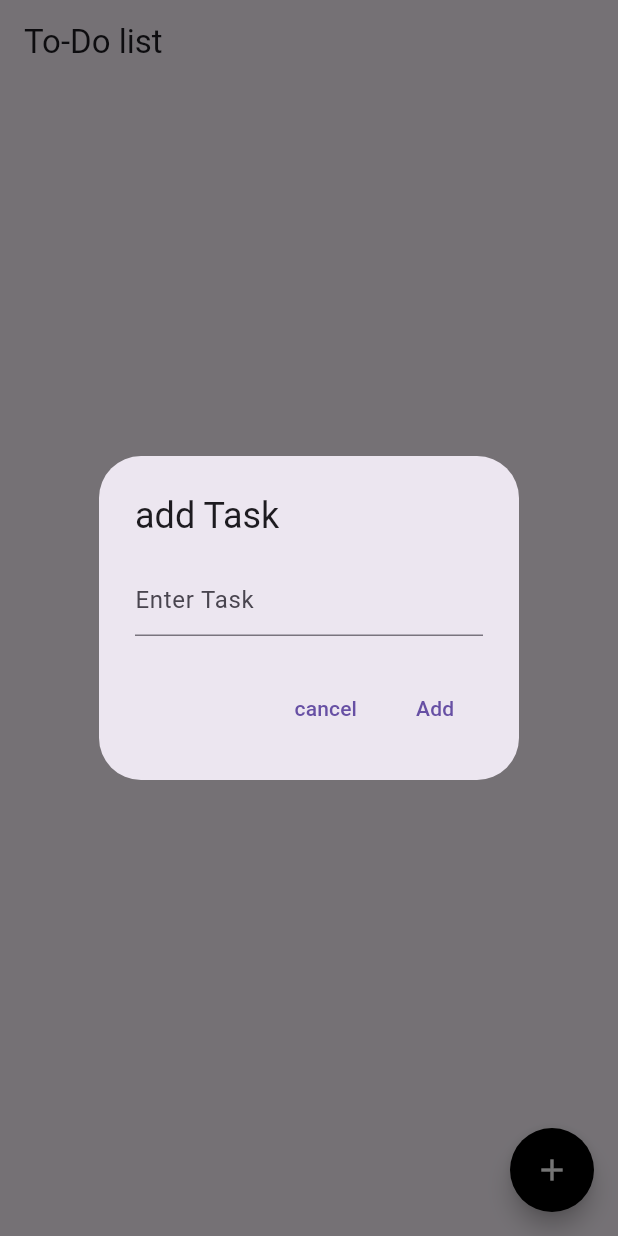
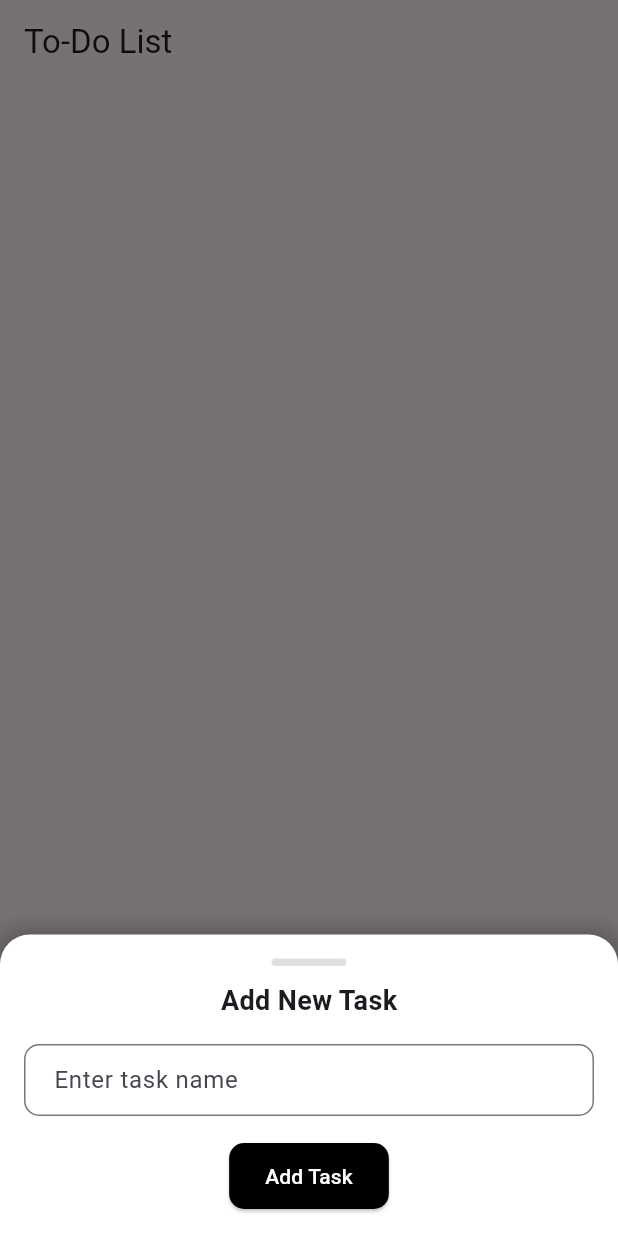
Before and after one commit to sudeisf/todo_mobile_app, a Flutter app: the screen it shows after launch, after a tap on the "add" icon, on a phone screen of 412 x 824 dp. Run offline on Flutter 3.47's test engine with Material 3 defaults, Android fonts, the phone set to English and light mode, and no system bars; our stand-ins replace shared_preferences.

Commit message:
adding custom bottom sheet and applying best practice folder structures

```diff
--- a/lib/main.dart
+++ b/lib/main.dart
@@ -1,10 +1,10 @@
+import 'package:flutter/material.dart';
+import 'screens/todo_screen.dart'; // Import your To-Do screen file
 
-
-import "package:flutter/material.dart";
-import 'package:shared_preferences/shared_preferences.dart';
-
-
-void main () => runApp(MyApp());
+void main() {
+  WidgetsFlutterBinding.ensureInitialized(); // Ensure Flutter is initialized before running
+  runApp(MyApp());
+}
 
 class MyApp extends StatelessWidget {
   @override
@@ -12,195 +12,10 @@ class MyApp extends StatelessWidget {
     return MaterialApp(
       debugShowCheckedModeBanner: false,
       title: "To-Do App",
-      theme: ThemeData(primarySwatch: Colors.blue),
-      home: TodoScreen(),
+      theme: ThemeData(
+        primarySwatch: Colors.blue, // Theme color
+      ),
+      home: TodoScreen(), // Load the main To-Do screen
     );
   }
 }
-
-
-class TodoScreen extends StatefulWidget {
-   @override
-   _TodoScreenState createState () => _TodoScreenState();
-
-
-  }
-
-
-  class _TodoScreenState extends State<TodoScreen> {
-
-      List<String> _tasks = [] ;
-      List<bool> _isSelectedList = [false ,false, false];
-      bool _isSelectionModeActive = false ;
-
-      void _togleSlectionMode() {
-        setState(() {
-          _isSelectionModeActive = !_isSelectionModeActive ;
-          if(!_isSelectionModeActive) {
-            _isSelectedList = List.filled(_isSelectedList.length, false);
-          }
-        });
-      }
-
-      void _toggleSelection(int index) {
-          setState(() {
-            _isSelectedList[index] = ! _isSelectedList[index] ;
-          });
-      }
-
-      void _exitSelectionMode() {
-        setState(() {
-          _isSelectionModeActive = false; // Exit selection mode
-          _isSelectedList = List.filled(_isSelectedList.length, false); // Clear all selections
-        });
-      }
-
-      TextEditingController _taskController = TextEditingController() ;
-      void _showAddTaskDialog() {
-        showDialog(
-          context: context,
-          builder: (BuildContext context) {
-            return AlertDialog(
-              title: Text("add Task"),
-              content: TextField(
-                controller: _taskController,
-                decoration: InputDecoration(hintText: "Enter Task"),
-              ),
-              actions: [
-                TextButton(
-                    child: Text("cancel"),
-                    onPressed: (){
-                      Navigator.of(context).pop();
-                      _taskController.clear();
-                      }
-            ),
-                TextButton(
-                child: Text("Add"),
-                onPressed: (){
-                  if(_taskController.text.isNotEmpty) {
-                     setState(() {
-                      _addTask(_taskController.text);
-                      _isSelectedList.add(false);
-            });
-            Navigator.of(context).pop();
-            _taskController.clear();
-            }
-            },
-
-            ),
-
-              ]
-            );
-
-          }
-        );
-      }
-
-      void _loadTasks() async {
-        SharedPreferences prefs = await SharedPreferences.getInstance();
-        setState(() {
-          _tasks = prefs.getStringList('tasks') ?? [];
-        });
-      }
-
-      void _saveTasks () async {
-        SharedPreferences prefs = await SharedPreferences.getInstance();
-        prefs.setStringList("tasks", _tasks);
-      }
-
-      void _addTask(String task) {
-        setState(() {
-          _tasks.add(task);
-        });
-        _saveTasks();
-      }
-
-      void _removeTask(int index) {
-        setState(() {
-          _tasks.removeAt(index);
-        });
-        _saveTasks();
-      }
-      @override
-      void initState() {
-        super.initState();
-        _loadTasks(); // Load saved tasks when the app starts
-      }
-
-
-      @override
-      Widget build(BuildContext context) {
-    // TODO: implement build
-    return Scaffold(
-      appBar: AppBar(
-        title: Text("To-Do list"),
-        actions: [
-          if (_isSelectionModeActive)
-            IconButton(
-              icon: Icon(Icons.done),
-              onPressed: _exitSelectionMode, // Exit selection mode
-            ),
-        ],
-      ),
-
-      body: ListView.builder(
-        itemCount: _tasks.length,
-        padding: EdgeInsets.all(10),
-
-        itemBuilder: (context , index) {
-          return Column(
-            children: [
-          ListTile(
-          title: Text(_tasks[index][0].toUpperCase() + _tasks[index].substring(1) ,style: TextStyle(
-            fontSize: 16,
-            color: Colors.white,
-            fontFamily: 'Roboto',
-            fontStyle: FontStyle.normal,
-          )),
-          selected: _isSelectedList[index],
-          tileColor: Colors.black,
-          trailing: IconButton(
-          icon: Icon(Icons.delete , color: Colors.white54),
-          onPressed: () {
-          setState(() {
-          _removeTask(index);
-          });
-          },
-          ),
-          selectedTileColor: Colors.red[900],
-          shape: RoundedRectangleBorder(
-          borderRadius: BorderRadius.circular(10)
-          ),
-          contentPadding: EdgeInsets.all(16),
-          dense: true,
-            onTap: () {
-            if(_isSelectionModeActive){
-              _toggleSelection(index);
-            }
-            },
-            onLongPress: () {
-                if(!_isSelectionModeActive){
-                  _togleSlectionMode();
-                  _toggleSelection(index);
-                }
-            },
-
-
-          ),
-              SizedBox(height: 10,)
-            ],
-          );
-        },
-      ),
-      floatingActionButton: FloatingActionButton(
-        onPressed: _showAddTaskDialog,
-        child: Icon(
-          Icons.add,
-          color: Colors.white,
-        ),
-        backgroundColor: Colors.black,
-        shape: CircleBorder(),
-      ),
-    );
-  }
-  }
--- /dev/null
+++ b/lib/models/tasks.dart
@@ -0,0 +1,21 @@
+
+
+class Task {
+  String title;
+  bool isCompleted ;
+
+  Task({required this.title, this.isCompleted = false});
+
+  // Convert Task object to Map for SharedPreferences storage
+  Map<String, dynamic> toJson () {
+    return {
+      'title' : title ,
+      'isCompleted' : isCompleted
+    };
+  }
+
+  // Convert Map to Task object
+  factory Task.fromJson (Map<String , dynamic> json) {
+    return Task(title: json['title'] ,isCompleted: json['isCompleted']);
+  }
+}
--- /dev/null
+++ b/lib/screens/todo_screen.dart
@@ -0,0 +1,133 @@
+// lib/screens/todo_screen.dart
+import 'package:flutter/material.dart';
+import '../models/tasks.dart';
+import '../services/task_service.dart';
+import '../widgets/task_tile.dart';
+import '../widgets/custom_bottom_sheet.dart'; // Import the new bottom sheet
+
+class TodoScreen extends StatefulWidget {
+  @override
+  _TodoScreenState createState() => _TodoScreenState();
+}
+
+class _TodoScreenState extends State<TodoScreen> {
+  final TaskService _taskService = TaskService();
+  List<Task> _tasks = [];
+  bool _isSelectionModeActive = false;
+  List<bool> _isSelectedList = [];
+
+  @override
+  void initState() {
+    super.initState();
+    _loadTasks();
+    _isSelectedList = [];
+  }
+
+  Future<void> _loadTasks() async {
+    List<Task> tasks = await _taskService.loadTasks();
+    setState(() {
+      _tasks = tasks;
+      _isSelectedList = List.from(List.filled(tasks.length, false));
+    });
+  }
+
+  Future<void> _addTask(String title) async {
+    setState(() {
+      _tasks.add(Task(title: title));
+      _isSelectedList.add(false);
+    });
+    await _taskService.saveTasks(_tasks);
+  }
+
+  Future<void> _removeTask(int index) async {
+    setState(() {
+      _tasks.removeAt(index);
+      _isSelectedList.removeAt(index);
+    });
+    await _taskService.saveTasks(_tasks);
+  }
+
+  void _toggleSelectionMode() {
+    setState(() {
+      _isSelectionModeActive = !_isSelectionModeActive;
+      if (!_isSelectionModeActive) {
+        _isSelectedList = List.filled(_tasks.length, false);
+      }
+    });
+  }
+
+  void _toggleSelection(int index) {
+    setState(() {
+      _isSelectedList[index] = !_isSelectedList[index];
+    });
+  }
+
+  void _showAddTaskBottomSheet() {
+    final TextEditingController taskController = TextEditingController();
+
+    showModalBottomSheet(
+      context: context,
+      isScrollControlled: true,
+      backgroundColor: Colors.transparent, // Make the background transparent
+      builder: (context) {
+        return Padding(
+          padding: EdgeInsets.only(
+            bottom: MediaQuery.of(context).viewInsets.bottom, // Adjust for keyboard
+          ),
+          child: CustomBottomSheet(
+            controller: taskController,
+            onSave: () {
+              if(taskController.text.isNotEmpty){
+                _addTask(taskController.text);
+                Navigator.pop(context);
+              }
+            },
+          ),
+        );
+      },
+    );
+  }
+
+  @override
+  Widget build(BuildContext context) {
+    return Scaffold(
+      appBar: AppBar(
+        title: const Text("To-Do List"),
+        actions: [
+          if (_isSelectionModeActive)
+            IconButton(
+              icon: const Icon(Icons.done),
+              onPressed: _toggleSelectionMode,
+            ),
+        ],
+      ),
+      body: ListView.builder(
+        itemCount: _tasks.length,
+        padding: const EdgeInsets.all(10),
+        itemBuilder: (context, index) {
+          return TaskTile(
+            task: _tasks[index],
+            isSelected: _isSelectedList[index],
+            onTap: () {
+              if (_isSelectionModeActive) {
+                _toggleSelection(index);
+              }
+            },
+            onLongPress: () {
+              if (!_isSelectionModeActive) {
+                _toggleSelectionMode();
+                _toggleSelection(index);
+              }
+            },
+            onDelete: () => _removeTask(index),
+          );
+        },
+      ),
+      floatingActionButton: FloatingActionButton(
+        onPressed: _showAddTaskBottomSheet,
+        child: const Icon(Icons.add, color: Colors.white),
+        backgroundColor: Colors.black,
+      ),
+    );
+  }
+}
--- /dev/null
+++ b/lib/services/task_service.dart
@@ -0,0 +1,30 @@
+import 'package:shared_preferences/shared_preferences.dart';
+import 'dart:convert';
+
+import '../models/tasks.dart';
+
+
+
+class TaskService {
+    static const String _taskKey  = 'tasks';
+
+    Future<List<Task>> loadTasks() async {
+      try {
+        SharedPreferences pref = await SharedPreferences.getInstance();
+        String? taskData = pref.getString(_taskKey);
+        if (taskData  != null && taskData.isNotEmpty) {
+          List<dynamic> jsonList = jsonDecode(taskData);
+          return jsonList.map((json) => Task.fromJson(json)).toList();
+        }
+      }catch (e) {
+        print("Error loading tasks: $e");
+      }
+      return [] ;
+      }
+
+    Future<void>  saveTasks (List<Task> tasks) async {
+      SharedPreferences prefs = await SharedPreferences.getInstance();
+      String jsonString = json.encode(tasks.map((task) => task.toJson()).toList());
+      prefs.setString(_taskKey, jsonString);
+     }
+}
--- /dev/null
+++ b/lib/widgets/custom_bottom_sheet.dart
@@ -0,0 +1,82 @@
+// lib/widgets/custom_bottom_sheet.dart
+import 'package:flutter/material.dart';
+
+class CustomBottomSheet extends StatelessWidget {
+  final TextEditingController controller;
+  final VoidCallback onSave;
+
+  const CustomBottomSheet({
+    super.key,
+    required this.controller,
+    required this.onSave,
+  });
+
+  @override
+  Widget build(BuildContext context) {
+    return Container(
+      padding: const EdgeInsets.all(16),
+      decoration: BoxDecoration(
+        color: Colors.white,
+        borderRadius: const BorderRadius.vertical(top: Radius.circular(20)),
+        boxShadow: [
+          BoxShadow(
+            color: Colors.black.withOpacity(.2),
+            blurRadius: 10,
+            spreadRadius: 5,
+          ),
+        ],
+      ),
+      child: Column(
+        mainAxisSize: MainAxisSize.min,
+        children: [
+          // Draggable handle
+          Container(
+            width: 50,
+            height: 5,
+            margin: const EdgeInsets.only(bottom: 10),
+            decoration: BoxDecoration(
+              color: Colors.grey[300],
+              borderRadius: BorderRadius.circular(10),
+            ),
+          ),
+          // Title
+          const Text(
+            'Add New Task',
+            style: TextStyle(fontSize: 18, fontWeight: FontWeight.bold),
+          ),
+          const SizedBox(height: 16),
+          // Input field
+          TextField(
+            controller: controller,
+            decoration: InputDecoration(
+              hintText: 'Enter task name',
+              border: OutlineInputBorder(
+                borderRadius: BorderRadius.circular(10),
+              ),
+              contentPadding: const EdgeInsets.symmetric(
+                horizontal: 16,
+                vertical: 12,
+              ),
+            ),
+          ),
+          const SizedBox(height: 16),
+          // Save button
+          ElevatedButton(
+            onPressed: onSave,
+            style: ElevatedButton.styleFrom(
+              backgroundColor: Colors.black,
+              padding: const EdgeInsets.symmetric(horizontal: 24, vertical: 12),
+              shape: RoundedRectangleBorder(
+                borderRadius: BorderRadius.circular(10),
+              ),
+            ),
+            child: const Text(
+              'Add Task',
+              style: TextStyle(color: Colors.white),
+            ),
+          ),
+        ],
+      ),
+    );
+  }
+}
```
Also changed, not shown: lib/widgets/task_tile.dart (added, +48 -0 lines), lib/screens/todoscreen.dart (deleted).
